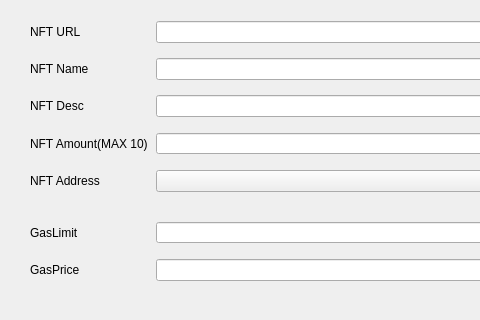
Qt form src/qt/forms/createnftdialog.ui (qtumproject/qtum) before a commit; both pictures show x 0 to 480 and y 0 to 320 of the 600 by 479 pixel window.
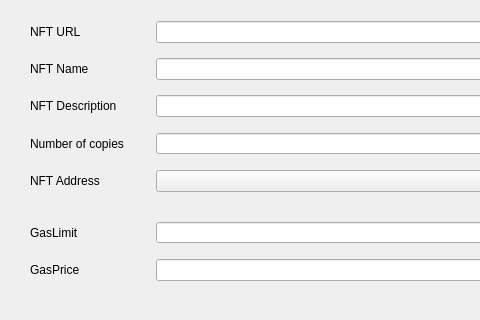
The same form after that commit. Custom widgets are drawn as their Qt base class.

Commit message: Update create nft text

```diff
--- a/src/qt/forms/createnftdialog.ui
+++ b/src/qt/forms/createnftdialog.ui
@@ -79,7 +79,7 @@
         </size>
        </property>
        <property name="text">
-        <string>NFT Desc</string>
+        <string>NFT Description</string>
        </property>
       </widget>
      </item>
@@ -92,7 +92,7 @@
         </size>
        </property>
        <property name="text">
-        <string>NFT Amount(MAX 10)</string>
+        <string>Number of copies</string>
        </property>
       </widget>
      </item>
```
